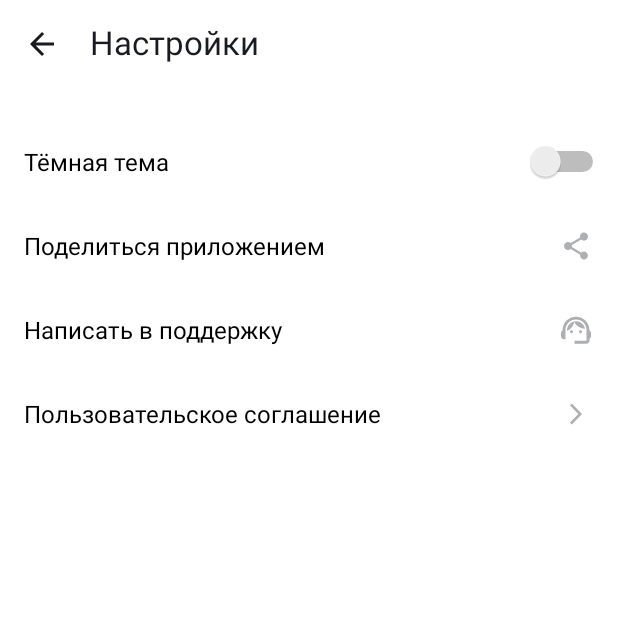
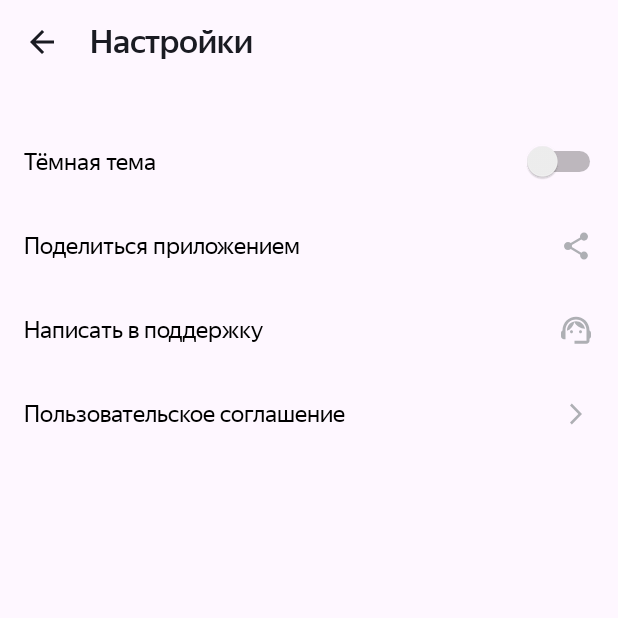
Before and after one commit to SergeiBrin/PlaylistMaker, an Android app: the SettingsActivity screen opened directly, with no data from a screen before it, on a phone screen of 412 x 824 dp, the top half of it. Run offline under Robolectric (Android 15) with nearby library versions, the phone set to English and light mode, and no system bars.

Commit message:
feat: add styles

```diff
--- a/app/src/main/res/layout/activity_settings.xml
+++ b/app/src/main/res/layout/activity_settings.xml
@@ -1,122 +1,84 @@
 <?xml version="1.0" encoding="utf-8"?>
 
 <LinearLayout xmlns:android="http://schemas.android.com/apk/res/android"
-    xmlns:app="http://schemas.android.com/apk/res-auto"
     xmlns:tools="http://schemas.android.com/tools"
     android:layout_width="match_parent"
     android:layout_height="match_parent"
-    android:background="@color/white"
     android:orientation="vertical">
 
     <FrameLayout
-        android:layout_width="match_parent"
-        android:layout_height="@dimen/header"
-        android:layout_marginBottom="24dp">
+        style="@style/SettingsScreenFrameLayout"
+        android:layout_marginBottom="24dp" >
 
         <ImageView
             android:id="@+id/arrow_back"
             android:layout_width="24dp"
             android:layout_height="24dp"
             android:layout_gravity="center_vertical"
-            android:layout_marginTop="1dp"
-            android:layout_marginStart="@dimen/margin_from_edge"
+            android:layout_marginStart="@dimen/margin"
             android:src="@drawable/arrow_back_lm" />
 
         <TextView
+            style="@style/HeaderText"
             android:layout_width="wrap_content"
             android:layout_height="wrap_content"
             android:layout_gravity="center_vertical"
             android:layout_marginStart="60dp"
-            android:text="@string/settings"
-            android:textColor="@color/navy_blue"
-            android:textSize="@dimen/text_medium" />
+            android:text="@string/settings" />
 
     </FrameLayout>
 
     <FrameLayout
-        android:layout_width="match_parent"
-        android:layout_height="@dimen/settings_layout_size">
+        style="@style/SettingsScreenFrameLayout">
 
         <TextView
-            android:layout_width="wrap_content"
-            android:layout_height="wrap_content"
-            android:layout_gravity="center_vertical"
-            android:layout_marginStart="@dimen/margin_from_edge"
-            android:text="@string/switcher_dark_theme"
-            android:textColor="@color/black"
-            android:textSize="@dimen/text_regular" />
+            style="@style/RegularTextOnSettingsScreen"
+            android:text="@string/switcher_dark_theme" />
 
         <Switch
-            android:layout_width="wrap_content"
-            android:layout_height="wrap_content"
-            android:layout_gravity="center_vertical|end"
-            android:layout_marginEnd="6dp"
+            style="@style/IconsOnTheSettingsScreen"
+            android:layout_marginEnd="8dp"
             android:switchMinWidth="56dp"
             tools:ignore="UseSwitchCompatOrMaterialXml" />
 
     </FrameLayout>
 
     <FrameLayout
-        android:layout_width="match_parent"
-        android:layout_height="@dimen/settings_layout_size">
+        style="@style/SettingsScreenFrameLayout">
 
         <TextView
-            android:layout_width="wrap_content"
-            android:layout_height="wrap_content"
-            android:layout_gravity="center_vertical"
-            android:layout_marginStart="@dimen/margin_from_edge"
-            android:text="@string/action_share_app"
-            android:textColor="@color/black"
-            android:textSize="@dimen/text_regular" />
+            style="@style/RegularTextOnSettingsScreen"
+            android:text="@string/action_share_app" />
 
         <ImageView
-            android:layout_width="wrap_content"
-            android:layout_height="wrap_content"
-            android:layout_gravity="center_vertical|end"
-            android:layout_marginEnd="@dimen/margin_from_edge"
+            style="@style/IconsOnTheSettingsScreen"
             android:src="@drawable/share_lm" />
+
     </FrameLayout>
 
     <FrameLayout
-        android:layout_width="match_parent"
-        android:layout_height="@dimen/settings_layout_size">
+        style="@style/SettingsScreenFrameLayout">
 
         <TextView
-            android:layout_width="wrap_content"
-            android:layout_height="wrap_content"
-            android:layout_gravity="center_vertical"
-            android:layout_marginStart="@dimen/margin_from_edge"
-            android:text="@string/support_contact"
-            android:textColor="@color/black"
-            android:textSize="@dimen/text_regular" />
+            style="@style/RegularTextOnSettingsScreen"
+            android:text="@string/support_contact" />
 
         <ImageView
-            android:layout_width="wrap_content"
-            android:layout_height="wrap_content"
-            android:layout_gravity="center_vertical|end"
-            android:layout_marginEnd="@dimen/margin_from_edge"
+            style="@style/IconsOnTheSettingsScreen"
             android:src="@drawable/support_lm" />
     </FrameLayout>
 
     <FrameLayout
-        android:layout_width="match_parent"
-        android:layout_height="@dimen/settings_layout_size">
+        style="@style/SettingsScreenFrameLayout">
 
         <TextView
-            android:layout_width="wrap_content"
-            android:layout_height="wrap_content"
-            android:layout_gravity="center_vertical"
-            android:layout_marginStart="@dimen/margin_from_edge"
-            android:text="@string/button_user_agreement"
-            android:textColor="@color/black"
-            android:textSize="@dimen/text_regular" />
+            style="@style/RegularTextOnSettingsScreen"
+            android:text="@string/button_user_agreement" />
 
         <ImageView
-            android:layout_width="wrap_content"
-            android:layout_height="wrap_content"
-            android:layout_gravity="center_vertical|end"
-            android:layout_marginEnd="@dimen/margin_from_edge"
+            style="@style/IconsOnTheSettingsScreen"
             android:src="@drawable/arrow_forward_lm" />
+
     </FrameLayout>
 
 
--- a/app/src/main/res/values/colors.xml
+++ b/app/src/main/res/values/colors.xml
@@ -1,7 +1,12 @@
 <?xml version="1.0" encoding="utf-8"?>
 <resources>
-    <color name="black">#000000</color>
-    <color name="white">#FFFFFF</color>
-    <color name="navy_blue">#1A1B22</color>
-    <color name="bright_blue">#3772E7</color>
+    <color name="navy_blue">#FF1A1B22</color>
+    <color name="bright_blue">#FF3772E7</color>
+    <color name="purple_200">#FFBB86FC</color>
+    <color name="purple_500">#FF6200EE</color>
+    <color name="purple_700">#FF3700B3</color>
+    <color name="teal_200">#FF03DAC5</color>
+    <color name="teal_700">#FF018786</color>
+    <color name="black">#FF000000</color>
+    <color name="white">#FFFFFFFF</color>
 </resources>
--- a/app/src/main/res/values/dimens.xml
+++ b/app/src/main/res/values/dimens.xml
@@ -2,7 +2,8 @@
 <resources>
     <dimen name="header">56dp</dimen>
     <dimen name="settings_layout_size">56dp</dimen>
-    <dimen name="margin_from_edge">16dp</dimen>
+    <dimen name="margin">16dp</dimen>
+    <dimen name="button_fillet">16dp</dimen>
     <dimen name="text_regular">16sp</dimen>
     <dimen name="text_medium">22sp</dimen>
 </resources>
--- /dev/null
+++ b/app/src/main/res/values/styles.xml
@@ -0,0 +1,45 @@
+<?xml version="1.0" encoding="utf-8"?>
+<resources>
+    <style name="HomeScreenButtonStyle" parent="Widget.MaterialComponents.Button.UnelevatedButton">
+        <item name="android:layout_width">match_parent</item>
+        <item name="android:layout_height">0dp</item>
+        <item name="android:layout_weight">1</item>
+        <item name="android:backgroundTint">@color/white</item>
+        <item name="android:textAllCaps">false</item>
+        <item name="android:textColor">@color/navy_blue</item>
+        <item name="android:textSize">@dimen/text_medium</item>
+        <item name="cornerRadius">@dimen/button_fillet</item>
+        <item name="iconGravity">textStart</item>
+        <item name="iconPadding">@dimen/margin</item>
+        <item name="iconTint">@color/navy_blue</item>
+        <item name="android:fontFamily">@font/ys_display_medium</item>
+    </style>
+
+    <style name="RegularTextOnSettingsScreen">
+        <item name="android:layout_width">wrap_content</item>
+        <item name="android:layout_height">wrap_content</item>
+        <item name="android:layout_gravity">center_vertical</item>
+        <item name="android:layout_marginStart">@dimen/margin</item>
+        <item name="android:textColor">@color/black</item>
+        <item name="android:textSize">@dimen/text_regular</item>
+        <item name="android:fontFamily">@font/ys_display_regular</item>
+    </style>
+
+    <style name="IconsOnTheSettingsScreen">
+        <item name="android:layout_width">wrap_content</item>
+        <item name="android:layout_height">wrap_content</item>
+        <item name="android:layout_gravity">center_vertical|end</item>
+        <item name="android:layout_marginEnd">@dimen/margin</item>
+    </style>
+
+    <style name="SettingsScreenFrameLayout">
+        <item name="android:layout_width">match_parent</item>
+        <item name="android:layout_height">@dimen/settings_layout_size</item>
+    </style>
+
+    <style name="HeaderText">
+        <item name="android:textSize">@dimen/text_medium</item>
+        <item name="android:fontFamily">@font/ys_display_medium</item>
+        <item name="android:textColor">@color/navy_blue</item>
+    </style>
+</resources>
```
Also changed, not shown: app/src/main/res/layout/activity_main.xml (+11 -41 lines).
